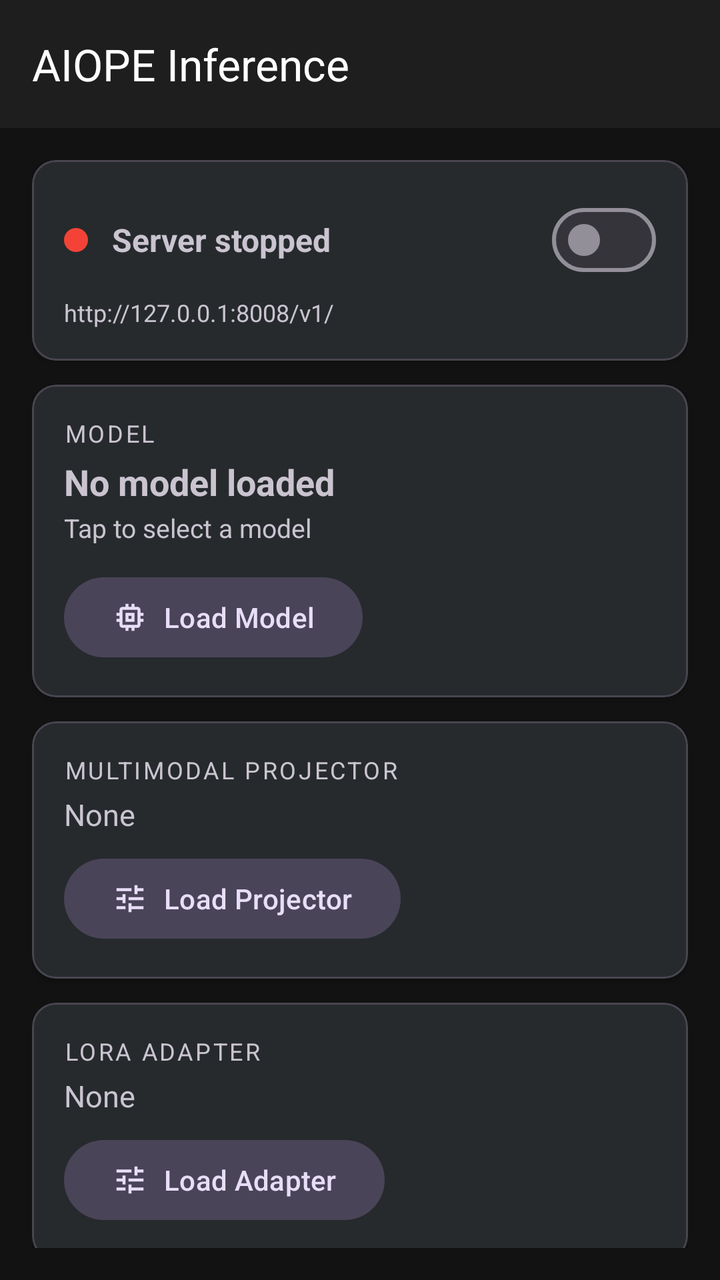
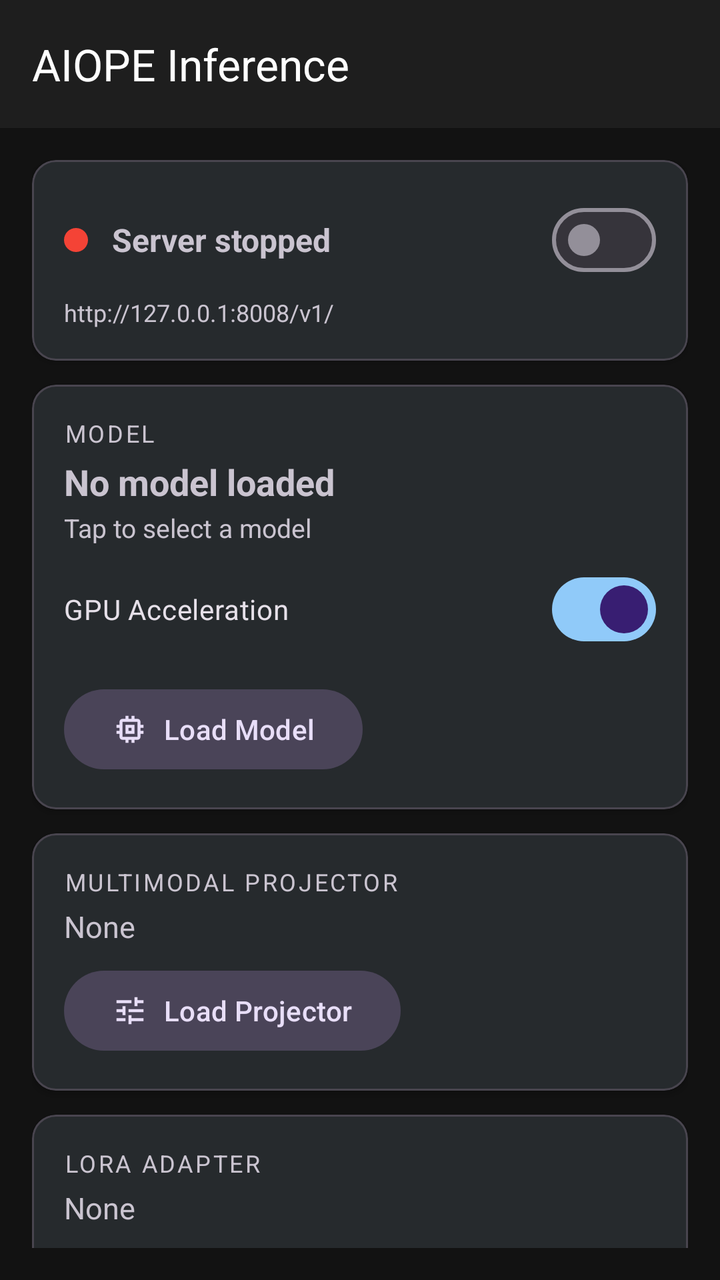

Before-and-after screenshots of an Android layout around one commit, followed by the original layout XML and the change that was made.
<!-- AndroidManifest.xml: application theme Theme.AiopeInf -->
<!-- res/layout/activity_main.xml -->
<?xml version="1.0" encoding="utf-8"?>
<androidx.coordinatorlayout.widget.CoordinatorLayout
    xmlns:android="http://schemas.android.com/apk/res/android"
    xmlns:app="http://schemas.android.com/apk/res-auto"
    android:layout_width="match_parent"
    android:layout_height="match_parent"
    android:background="@color/background">

    <com.google.android.material.appbar.AppBarLayout
        android:layout_width="match_parent"
        android:layout_height="wrap_content">

        <com.google.android.material.appbar.MaterialToolbar
            android:id="@+id/toolbar"
            android:layout_width="match_parent"
            android:layout_height="?attr/actionBarSize"
            app:title="AIOPE Inference"
            app:titleTextColor="@color/on_surface" />
    </com.google.android.material.appbar.AppBarLayout>

    <androidx.core.widget.NestedScrollView
        android:layout_width="match_parent"
        android:layout_height="match_parent"
        app:layout_behavior="@string/appbar_scrolling_view_behavior"
        android:padding="16dp">

        <LinearLayout
            android:layout_width="match_parent"
            android:layout_height="wrap_content"
            android:orientation="vertical">

            
            <com.google.android.material.card.MaterialCardView
                android:layout_width="match_parent"
                android:layout_height="wrap_content"
                app:cardElevation="2dp"
                app:cardCornerRadius="12dp"
                android:layout_marginBottom="12dp">

                <LinearLayout
                    android:layout_width="match_parent"
                    android:layout_height="wrap_content"
                    android:orientation="vertical"
                    android:padding="16dp">

                    <LinearLayout
                        android:layout_width="match_parent"
                        android:layout_height="wrap_content"
                        android:orientation="horizontal"
                        android:gravity="center_vertical">

                        <View
                            android:id="@+id/server_indicator"
                            android:layout_width="12dp"
                            android:layout_height="12dp"
                            android:background="@drawable/circle_red" />

                        <TextView
                            android:id="@+id/tv_server_status"
                            android:layout_width="0dp"
                            android:layout_height="wrap_content"
                            android:layout_weight="1"
                            android:layout_marginStart="12dp"
                            android:text="Server stopped"
                            android:textSize="16sp"
                            android:textStyle="bold" />

                        <com.google.android.material.materialswitch.MaterialSwitch
                            android:id="@+id/switch_server"
                            android:layout_width="wrap_content"
                            android:layout_height="wrap_content" />
                    </LinearLayout>

                    <TextView
                        android:id="@+id/tv_server_info"
                        android:layout_width="match_parent"
                        android:layout_height="wrap_content"
                        android:layout_marginTop="4dp"
                        android:text="http://127.0.0.1:8008/v1/"
                        android:textSize="12sp"
                        android:textColor="?android:attr/textColorSecondary" />
                </LinearLayout>
            </com.google.android.material.card.MaterialCardView>

            
            <com.google.android.material.card.MaterialCardView
                android:layout_width="match_parent"
                android:layout_height="wrap_content"
                app:cardElevation="2dp"
                app:cardCornerRadius="12dp"
                android:layout_marginBottom="12dp">

                <LinearLayout
                    android:layout_width="match_parent"
                    android:layout_height="wrap_content"
                    android:orientation="vertical"
                    android:padding="16dp">

                    <TextView
                        android:layout_width="match_parent"
                        android:layout_height="wrap_content"
                        android:text="Model"
                        android:textSize="12sp"
                        android:textAllCaps="true"
                        android:letterSpacing="0.1"
                        android:textColor="?android:attr/textColorSecondary" />

                    <TextView
                        android:id="@+id/tv_model_name"
                        android:layout_width="match_parent"
                        android:layout_height="wrap_content"
                        android:layout_marginTop="4dp"
                        android:text="No model loaded"
                        android:textSize="18sp"
                        android:textStyle="bold" />

                    <TextView
                        android:id="@+id/tv_model_info"
                        android:layout_width="match_parent"
                        android:layout_height="wrap_content"
                        android:layout_marginTop="2dp"
                        android:text="Tap to select a model"
                        android:textSize="13sp"
                        android:textColor="?android:attr/textColorSecondary" />

                    <LinearLayout
                        android:layout_width="match_parent"
                        android:layout_height="wrap_content"
                        android:layout_marginTop="12dp"
                        android:orientation="horizontal">

                        <com.google.android.material.button.MaterialButton
                            android:id="@+id/btn_load_model"
                            android:layout_width="wrap_content"
                            android:layout_height="wrap_content"
                            android:text="Load Model"
                            style="@style/Widget.Material3.Button.TonalButton"
                            app:icon="@drawable/ic_model" />

                        <com.google.android.material.button.MaterialButton
                            android:id="@+id/btn_unload_model"
                            android:layout_width="wrap_content"
                            android:layout_height="wrap_content"
                            android:layout_marginStart="8dp"
                            android:text="Unload"
                            android:visibility="gone"
                            style="@style/Widget.Material3.Button.OutlinedButton" />
                    </LinearLayout>
                </LinearLayout>
            </com.google.android.material.card.MaterialCardView>

            
            <com.google.android.material.card.MaterialCardView
                android:id="@+id/card_mmproj"
                android:layout_width="match_parent"
                android:layout_height="wrap_content"
                app:cardElevation="2dp"
                app:cardCornerRadius="12dp"
                android:layout_marginBottom="12dp">

                <LinearLayout
                    android:layout_width="match_parent"
                    android:layout_height="wrap_content"
                    android:orientation="vertical"
                    android:padding="16dp">

                    <TextView
                        android:layout_width="match_parent"
                        android:layout_height="wrap_content"
                        android:text="Multimodal Projector"
                        android:textSize="12sp"
                        android:textAllCaps="true"
                        android:letterSpacing="0.1"
                        android:textColor="?android:attr/textColorSecondary" />

                    <TextView
                        android:id="@+id/tv_mmproj_name"
                        android:layout_width="match_parent"
                        android:layout_height="wrap_content"
                        android:layout_marginTop="4dp"
                        android:text="None"
                        android:textSize="15sp" />

                    <com.google.android.material.button.MaterialButton
                        android:id="@+id/btn_load_mmproj"
                        android:layout_width="wrap_content"
                        android:layout_height="wrap_content"
                        android:layout_marginTop="8dp"
                        android:text="Load Projector"
                        style="@style/Widget.Material3.Button.TonalButton"
                        app:icon="@drawable/ic_tune" />
                </LinearLayout>
            </com.google.android.material.card.MaterialCardView>

            <com.google.android.material.card.MaterialCardView
                android:id="@+id/card_lora"
                android:layout_width="match_parent"
                android:layout_height="wrap_content"
                app:cardElevation="2dp"
                app:cardCornerRadius="12dp"
                android:layout_marginBottom="12dp">

                <LinearLayout
                    android:layout_width="match_parent"
                    android:layout_height="wrap_content"
                    android:orientation="vertical"
                    android:padding="16dp">

                    <TextView
                        android:layout_width="match_parent"
                        android:layout_height="wrap_content"
                        android:text="LoRA Adapter"
                        android:textSize="12sp"
                        android:textAllCaps="true"
                        android:letterSpacing="0.1"
                        android:textColor="?android:attr/textColorSecondary" />

                    <TextView
                        android:id="@+id/tv_lora_name"
                        android:layout_width="match_parent"
                        android:layout_height="wrap_content"
                        android:layout_marginTop="4dp"
                        android:text="None"
                        android:textSize="15sp" />

                    <com.google.android.material.button.MaterialButton
                        android:id="@+id/btn_load_lora"
                        android:layout_width="wrap_content"
                        android:layout_height="wrap_content"
                        android:layout_marginTop="8dp"
                        android:text="Load Adapter"
                        style="@style/Widget.Material3.Button.TonalButton"
                        app:icon="@drawable/ic_tune" />
                </LinearLayout>
            </com.google.android.material.card.MaterialCardView>

            
            <com.google.android.material.card.MaterialCardView
                android:layout_width="match_parent"
                android:layout_height="wrap_content"
                app:cardElevation="2dp"
                app:cardCornerRadius="12dp"
                android:layout_marginBottom="12dp">

                <LinearLayout
                    android:layout_width="match_parent"
                    android:layout_height="wrap_content"
                    android:orientation="vertical"
                    android:padding="16dp">

                    <TextView
                        android:layout_width="match_parent"
                        android:layout_height="wrap_content"
                        android:text="System"
                        android:textSize="12sp"
                        android:textAllCaps="true"
                        android:letterSpacing="0.1"
                        android:textColor="?android:attr/textColorSecondary" />

                    <TextView
                        android:id="@+id/tv_gpu_info"
                        android:layout_width="match_parent"
                        android:layout_height="wrap_content"
                        android:layout_marginTop="4dp"
                        android:text="Detecting hardware..."
                        android:textSize="13sp"
                        android:fontFamily="monospace" />
                </LinearLayout>
            </com.google.android.material.card.MaterialCardView>

            
            <com.google.android.material.card.MaterialCardView
                android:layout_width="match_parent"
                android:layout_height="wrap_content"
                app:cardElevation="2dp"
                app:cardCornerRadius="12dp"
                android:layout_marginBottom="16dp">

                <LinearLayout
                    android:layout_width="match_parent"
                    android:layout_height="wrap_content"
                    android:orientation="vertical"
                    android:padding="16dp">

                    <TextView
                        android:layout_width="match_parent"
                        android:layout_height="wrap_content"
                        android:text="Quick Test"
                        android:textSize="12sp"
                        android:textAllCaps="true"
                        android:letterSpacing="0.1"
                        android:textColor="?android:attr/textColorSecondary" />

                    <com.google.android.material.textfield.TextInputLayout
                        android:layout_width="match_parent"
                        android:layout_height="wrap_content"
                        android:layout_marginTop="8dp"
                        android:visibility="gone"
                        style="@style/Widget.Material3.TextInputLayout.OutlinedBox">

                        <com.google.android.material.textfield.TextInputEditText
                            android:id="@+id/et_prompt"
                            android:layout_width="match_parent"
                            android:layout_height="wrap_content"
                            android:hint="Type a message..."
                            android:inputType="textMultiLine"
                            android:maxLines="4"
                            android:importantForAutofill="no" />
                    </com.google.android.material.textfield.TextInputLayout>

                    <LinearLayout
                        android:layout_width="match_parent"
                        android:layout_height="wrap_content"
                        android:layout_marginTop="8dp"
                        android:gravity="end"
                        android:orientation="horizontal">

                        <com.google.android.material.button.MaterialButton
                            android:id="@+id/btn_stop"
                            android:layout_width="wrap_content"
                            android:layout_height="wrap_content"
                            android:text="Stop"
                            android:visibility="gone"
                            style="@style/Widget.Material3.Button.OutlinedButton" />

                        <com.google.android.material.button.MaterialButton
                            android:id="@+id/btn_send"
                            android:layout_width="wrap_content"
                            android:layout_height="wrap_content"
                            android:layout_marginStart="8dp"
                            android:text="Send"
                            app:icon="@drawable/ic_send" />
                    </LinearLayout>

                    <com.google.android.material.progressindicator.LinearProgressIndicator
                        android:id="@+id/progress_bar"
                        android:layout_width="match_parent"
                        android:layout_height="wrap_content"
                        android:layout_marginTop="8dp"
                        android:visibility="gone"
                        android:indeterminate="true" />

                    <TextView
                        android:id="@+id/tv_output"
                        android:layout_width="match_parent"
                        android:layout_height="wrap_content"
                        android:layout_marginTop="12dp"
                        android:textSize="14sp"
                        android:textIsSelectable="true"
                        android:visibility="gone" />
                </LinearLayout>
            </com.google.android.material.card.MaterialCardView>

        </LinearLayout>
    </androidx.core.widget.NestedScrollView>

</androidx.coordinatorlayout.widget.CoordinatorLayout>
<!-- resources referenced by this layout -->
<resources>
  <color name="background">#FF121212</color>
  <color name="on_surface">#FFFFFFFF</color>
  <!-- drawable circle_red (drawable) -->
  <?xml version="1.0" encoding="utf-8"?>
  <shape xmlns:android="http://schemas.android.com/apk/res/android"
      android:shape="oval">
      <solid android:color="#F44336" />
      <size android:width="12dp" android:height="12dp" />
  </shape>
  <!-- drawable ic_model (drawable) -->
  <?xml version="1.0" encoding="utf-8"?>
  <vector xmlns:android="http://schemas.android.com/apk/res/android"
      android:width="24dp"
      android:height="24dp"
      android:viewportWidth="24"
      android:viewportHeight="24">
      <path
          android:fillColor="#FFFFFF"
          android:pathData="M15,9H9v6h6V9zm-2,4h-2v-2h2v2zm8-2V9h-2V7c0,-1.1 -0.9,-2 -2,-2h-2V3h-2v2h-2V3H9v2H7c-1.1,0 -2,0.9 -2,2v2H3v2h2v2H3v2h2v2c0,1.1 0.9,2 2,2h2v2h2v-2h2v2h2v-2h2c1.1,0 2,-0.9 2,-2v-2h2v-2h-2v-2h2zm-4,6H7V7h10v10z"/>
  </vector>
  <!-- drawable ic_send (drawable) -->
  <?xml version="1.0" encoding="utf-8"?>
  <vector xmlns:android="http://schemas.android.com/apk/res/android"
      android:width="24dp"
      android:height="24dp"
      android:viewportWidth="24"
      android:viewportHeight="24">
      <path
          android:fillColor="#FFFFFF"
          android:pathData="M2.01,21L23,12 2.01,3 2,10l15,2 -15,2z"/>
  </vector>
  <!-- drawable ic_tune (drawable) -->
  <?xml version="1.0" encoding="utf-8"?>
  <vector xmlns:android="http://schemas.android.com/apk/res/android"
      android:width="24dp"
      android:height="24dp"
      android:viewportWidth="24"
      android:viewportHeight="24">
      <path
          android:fillColor="#FFFFFF"
          android:pathData="M3,17v2h6v-2H3zM3,5v2h10V5H3zM13,21v-2h8v-2h-8v-2h-2v6h2zM7,9v2H3v2h4v2h2V9H7zM21,13v-2H11v2h10zM15,9h2V7h4V5h-4V3h-2v6z"/>
  </vector>
  <style name="Theme.AiopeInf" parent="Theme.Material3.Dark.NoActionBar">
          <item name="colorPrimary">@color/primary</item>
          <item name="android:windowBackground">@color/background</item>
          <item name="colorSurface">@color/surface</item>
      </style>
  <color name="primary">#FF90CAF9</color>
  <color name="surface">#FF1E1E1E</color>
</resources>

<!-- the commit's change to res/layout/activity_main.xml (unified diff, before → after) -->
@@ -123,6 +123,14 @@
                         android:textSize="13sp"
                         android:textColor="?android:attr/textColorSecondary" />
 
+                    <com.google.android.material.materialswitch.MaterialSwitch
+                        android:id="@+id/switch_gpu"
+                        android:layout_width="match_parent"
+                        android:layout_height="wrap_content"
+                        android:layout_marginTop="8dp"
+                        android:text="GPU Acceleration"
+                        android:checked="true" />
+
                     <LinearLayout
                         android:layout_width="match_parent"
                         android:layout_height="wrap_content"
@@ -189,6 +197,14 @@
                         android:text="Load Projector"
                         style="@style/Widget.Material3.Button.TonalButton"
                         app:icon="@drawable/ic_tune" />
+
+                    <com.google.android.material.button.MaterialButton
+                        android:id="@+id/btn_unload_mmproj"
+                        android:layout_width="wrap_content"
+                        android:layout_height="wrap_content"
+                        android:text="Eject"
+                        android:visibility="gone"
+                        style="@style/Widget.Material3.Button.OutlinedButton" />
                 </LinearLayout>
             </com.google.android.material.card.MaterialCardView>
 
@@ -231,6 +247,14 @@
                         android:text="Load Adapter"
                         style="@style/Widget.Material3.Button.TonalButton"
                         app:icon="@drawable/ic_tune" />
+
+                    <com.google.android.material.button.MaterialButton
+                        android:id="@+id/btn_unload_lora"
+                        android:layout_width="wrap_content"
+                        android:layout_height="wrap_content"
+                        android:text="Eject"
+                        android:visibility="gone"
+                        style="@style/Widget.Material3.Button.OutlinedButton" />
                 </LinearLayout>
             </com.google.android.material.card.MaterialCardView>
 
